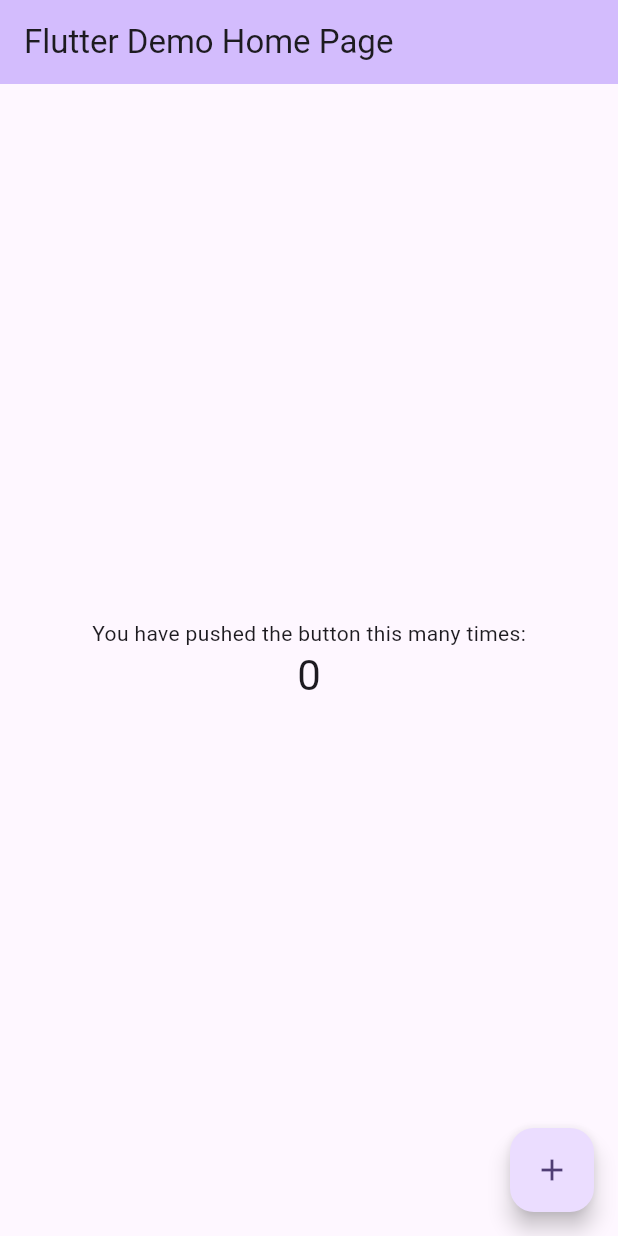
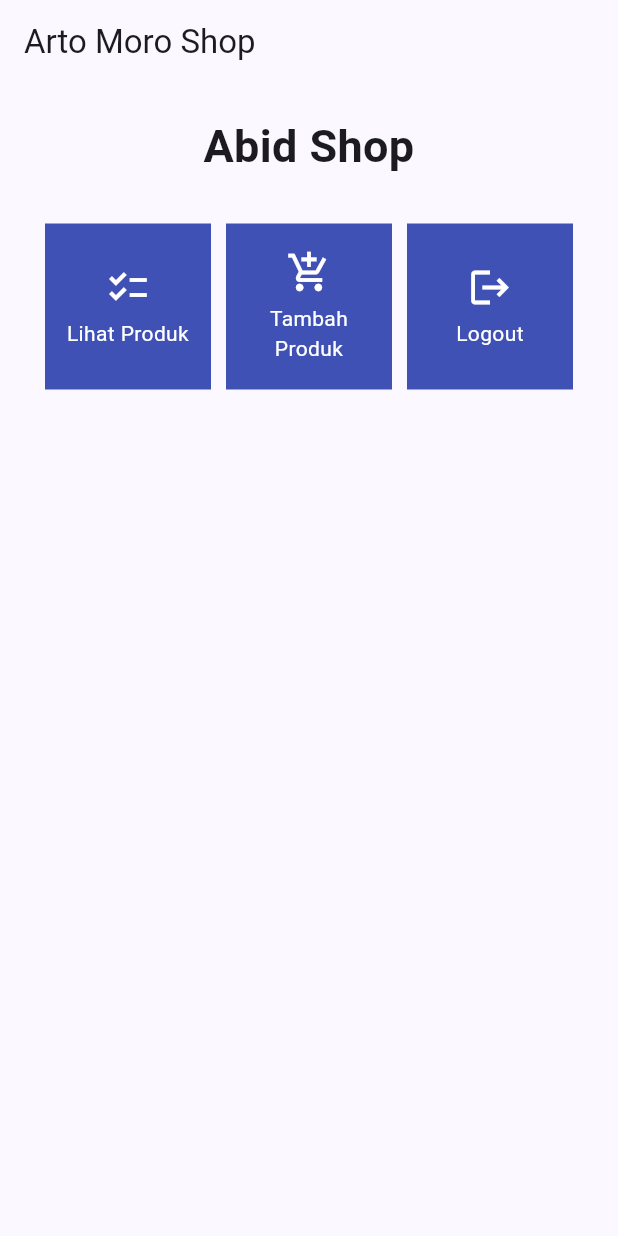
Before and after one commit to rakbidb/arto-moro-mobile, a Flutter app: the screen it shows after launch, on a phone screen of 412 x 824 dp. Run offline on Flutter 3.47's test engine with Material 2 defaults, Android fonts, the phone set to English and light mode, and no system bars.

Commit message:
Membuat widget sederhana pada Flutter DONE

```diff
--- a/lib/main.dart
+++ b/lib/main.dart
@@ -29,10 +29,10 @@
         //
         // This works for code too, not just values: Most code changes can be
         // tested with just a hot reload.
-        colorScheme: ColorScheme.fromSeed(seedColor: Colors.deepPurple),
+        colorScheme: ColorScheme.fromSeed(seedColor: Colors.indigo),
         useMaterial3: true,
       ),
-      home: const MyHomePage(title: 'Flutter Demo Home Page'),
+      home: MyHomePage(),
     );
   }
 }
--- a/lib/menu.dart
+++ b/lib/menu.dart
@@ -1,89 +1,111 @@
 import 'package:flutter/material.dart';
 
-class MyHomePage extends StatefulWidget {
-  const MyHomePage({super.key, required this.title});
+class MyHomePage extends StatelessWidget {
+  MyHomePage({Key? key}) : super(key: key);
 
-  // This widget is the home page of your application. It is stateful, meaning
-  // that it has a State object (defined below) that contains fields that affect
-  // how it looks.
-
-  // This class is the configuration for the state. It holds the values (in this
-  // case the title) provided by the parent (in this case the App widget) and
-  // used by the build method of the State. Fields in a Widget subclass are
-  // always marked "final".
-
-  final String title;
-
-  @override
-  State<MyHomePage> createState() => _MyHomePageState();
-}
-
-class _MyHomePageState extends State<MyHomePage> {
-  int _counter = 0;
-
-  void _incrementCounter() {
-    setState(() {
-      // This call to setState tells the Flutter framework that something has
-      // changed in this State, which causes it to rerun the build method below
-      // so that the display can reflect the updated values. If we changed
-      // _counter without calling setState(), then the build method would not be
-      // called again, and so nothing would appear to happen.
-      _counter++;
-    });
-  }
+  final List<ShopItem> items = [
+    ShopItem("Lihat Produk", Icons.checklist),
+    ShopItem("Tambah Produk", Icons.add_shopping_cart),
+    ShopItem("Logout", Icons.logout),
+  ];
 
   @override
   Widget build(BuildContext context) {
-    // This method is rerun every time setState is called, for instance as done
-    // by the _incrementCounter method above.
-    //
-    // The Flutter framework has been optimized to make rerunning build methods
-    // fast, so that you can just rebuild anything that needs updating rather
-    // than having to individually change instances of widgets.
     return Scaffold(
       appBar: AppBar(
-        // TRY THIS: Try changing the color here to a specific color (to
-        // Colors.amber, perhaps?) and trigger a hot reload to see the AppBar
-        // change color while the other colors stay the same.
-        backgroundColor: Theme.of(context).colorScheme.inversePrimary,
-        // Here we take the value from the MyHomePage object that was created by
-        // the App.build method, and use it to set our appbar title.
-        title: Text(widget.title),
+        title: const Text(
+          'Arto Moro Shop',
         ),
-      body: Center(
-        // Center is a layout widget. It takes a single child and positions it
-        // in the middle of the parent.
+      ),
+      body: SingleChildScrollView(
+        // Widget wrapper yang dapat discroll
+        child: Padding(
+          padding: const EdgeInsets.all(10.0), // Set padding dari halaman
           child: Column(
-          // Column is also a layout widget. It takes a list of children and
-          // arranges them vertically. By default, it sizes itself to fit its
-          // children horizontally, and tries to be as tall as its parent.
-          //
-          // Column has various properties to control how it sizes itself and
-          // how it positions its children. Here we use mainAxisAlignment to
-          // center the children vertically; the main axis here is the vertical
-          // axis because Columns are vertical (the cross axis would be
-          // horizontal).
-          //
-          // TRY THIS: Invoke "debug painting" (choose the "Toggle Debug Paint"
-          // action in the IDE, or press "p" in the console), to see the
-          // wireframe for each widget.
-          mainAxisAlignment: MainAxisAlignment.center,
+            // Widget untuk menampilkan children secara vertikal
             children: <Widget>[
-            const Text(
-              'You have pushed the button this many times:',
+              const Padding(
+                padding: EdgeInsets.only(top: 10.0, bottom: 10.0),
+                // Widget Text untuk menampilkan tulisan dengan alignment center dan style yang sesuai
+                child: Text(
+                  'Abid Shop', // Text yang menandakan toko
+                  textAlign: TextAlign.center,
+                  style: TextStyle(
+                    fontSize: 30,
+                    fontWeight: FontWeight.bold,
                   ),
-            Text(
-              '$_counter',
-              style: Theme.of(context).textTheme.headlineMedium,
+                ),
+              ),
+              // Grid layout
+              GridView.count(
+                // Container pada card kita.
+                primary: true,
+                padding: const EdgeInsets.all(20),
+                crossAxisSpacing: 10,
+                mainAxisSpacing: 10,
+                crossAxisCount: 3,
+                shrinkWrap: true,
+                children: items.map((ShopItem item) {
+                  // Iterasi untuk setiap item
+                  return ShopCard(item);
+                }).toList(),
               ),
             ],
           ),
         ),
-      floatingActionButton: FloatingActionButton(
-        onPressed: _incrementCounter,
-        tooltip: 'Increment',
-        child: const Icon(Icons.add),
-      ), // This trailing comma makes auto-formatting nicer for build methods.
+      ),
     );
   }
 }
+
+class ShopItem {
+  final String name;
+  final IconData icon;
+
+  ShopItem(this.name, this.icon);
+}
+
+class ShopCard extends StatelessWidget {
+  final ShopItem item;
+
+  const ShopCard(this.item, {super.key}); // Constructor
+
+  @override
+  Widget build(BuildContext context) {
+    return Material(
+      color: Colors.indigo,
+      child: InkWell(
+        // Area responsive terhadap sentuhan
+        onTap: () {
+          // Memunculkan SnackBar ketika diklik
+          ScaffoldMessenger.of(context)
+            ..hideCurrentSnackBar()
+            ..showSnackBar(SnackBar(
+                content: Text("Kamu telah menekan tombol ${item.name}!")));
+        },
+        child: Container(
+          // Container untuk menyimpan Icon dan Text
+          padding: const EdgeInsets.all(8),
+          child: Center(
+            child: Column(
+              mainAxisAlignment: MainAxisAlignment.center,
+              children: [
+                Icon(
+                  item.icon,
+                  color: Colors.white,
+                  size: 30.0,
+                ),
+                const Padding(padding: EdgeInsets.all(3)),
+                Text(
+                  item.name,
+                  textAlign: TextAlign.center,
+                  style: const TextStyle(color: Colors.white),
+                ),
+              ],
+            ),
+          ),
+        ),
+      ),
+    );
+  }
+}
```
Lines whose indentation alone changed are shown as unchanged.
